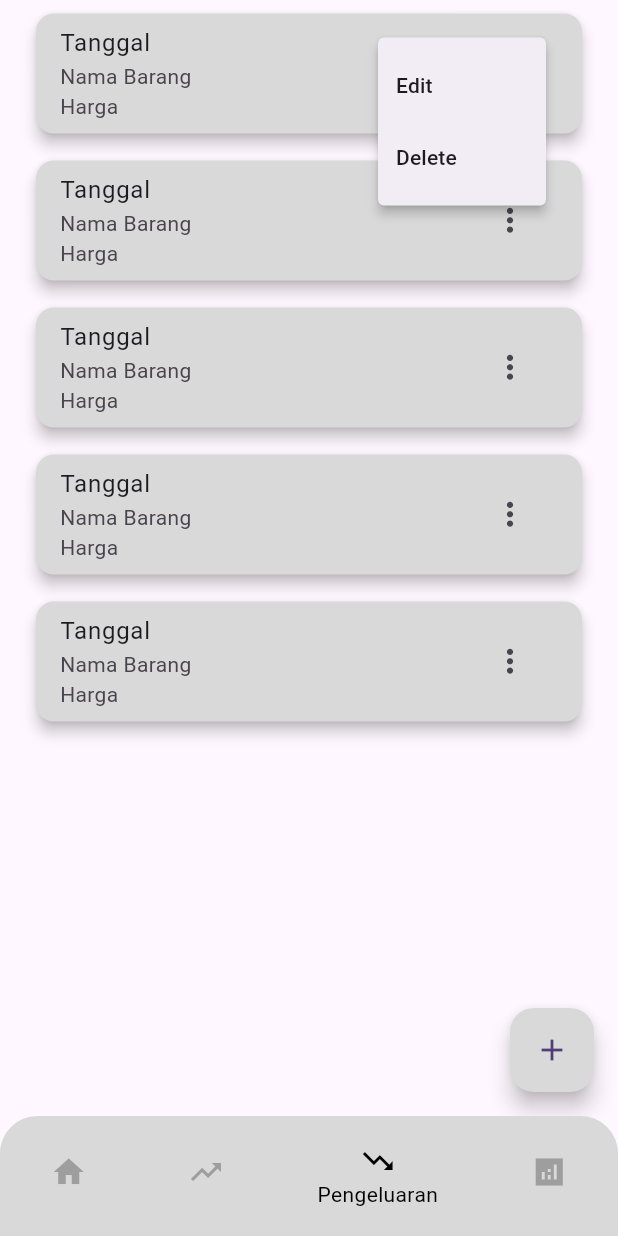
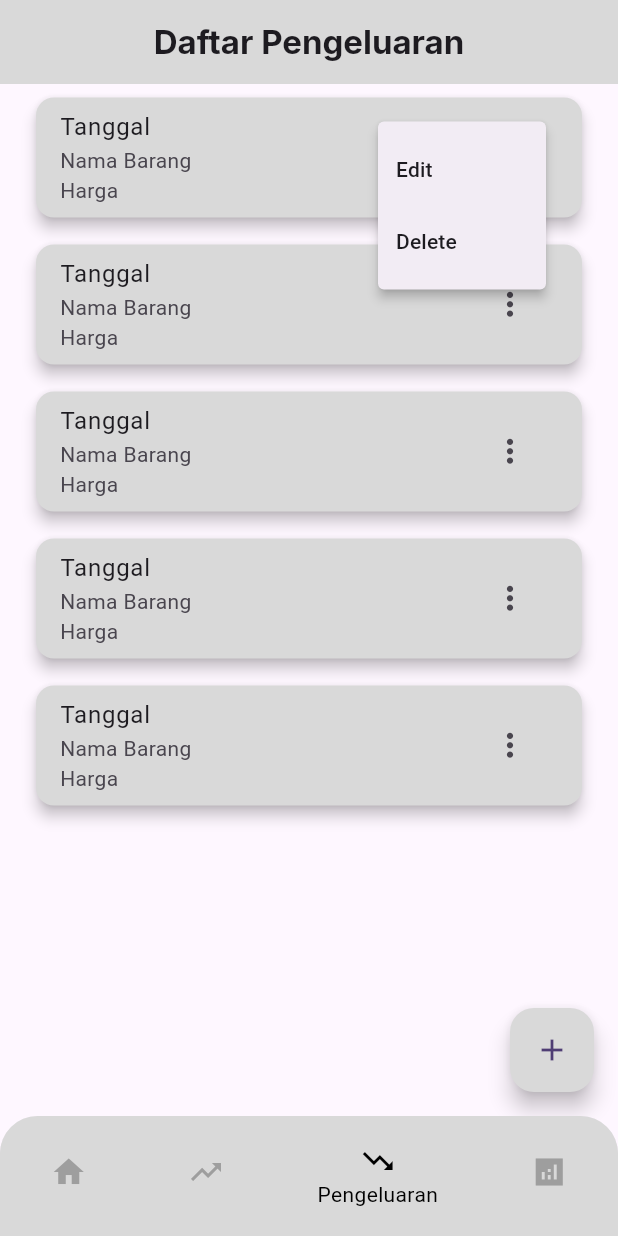
Before and after one commit to prgtyfzh/063_RedlenShoesCleaning, a Flutter app: the DashboardAdmin screen opened directly, item 3 of the bottom bar chosen, after a tap on the "more vert" icon, on a phone screen of 412 x 824 dp. Run offline on Flutter 3.47's test engine with Material 2 defaults, Android fonts, the phone set to English and light mode, and no system bars; our stand-ins replace cloud_firestore, firebase_auth, firebase_core, google_fonts; accounts and stored records are empty.

Commit message:
membuat tampilan pengeluaran

```diff
--- a/lib/view/admin/dashboardadmin.dart
+++ b/lib/view/admin/dashboardadmin.dart
@@ -1,5 +1,6 @@
 import 'package:flutter/material.dart';
 import 'package:redlenshoescleaning/view/admin/pengeluaran/createpengeluaran.dart';
+import 'package:redlenshoescleaning/view/admin/pengeluaran/pengeluaran.dart';
 import 'package:redlenshoescleaning/view/admin/pengeluaran/updatepengeluaran.dart';
 import 'package:redlenshoescleaning/view/admin/treatment/treatment.dart';
 
@@ -181,87 +182,7 @@ class _DashboardAdminState extends State<DashboardAdmin> {
         );
 
       case 2:
-        return Scaffold(
-          body: Column(
-            children: [
-              Expanded(
-                child: ListView.builder(
-                  itemCount: 5,
-                  itemBuilder: (context, index) {
-                    return Padding(
-                      padding: const EdgeInsets.symmetric(
-                        vertical: 5.0,
-                        horizontal: 20.0,
-                      ),
-                      child: Card(
-                        color: const Color(0xFFD9D9D9),
-                        elevation: 4,
-                        child: ListTile(
-                          title: const Text('Tanggal'),
-                          subtitle: const Column(
-                            crossAxisAlignment: CrossAxisAlignment.start,
-                            children: [
-                              Text('Nama Barang'),
-                              Text('Harga'),
-                            ],
-                          ),
-                          trailing: PopupMenuButton<String>(
-                            icon: const Icon(
-                              Icons.more_vert,
-                              size: 25,
-                            ),
-                            onSelected: (value) {
-                              if (value == 'edit') {
-                                Navigator.push(
-                                  context,
-                                  MaterialPageRoute(
-                                    builder: (context) =>
-                                        const UpdatePengeluaran(
-                                            // id: data[index]['id'],
-                                            // name: data[index]['name'],
-                                            // phone: data[index]['phone'],
-                                            // email: data[index]['email'],
-                                            // address: data[index]['address'],
-                                            ),
-                                  ),
-                                );
-                              } else if (value == 'delete') {
-                                // Handle delete action
-                                // ...
-                              }
-                            },
-                            itemBuilder: (context) => [
-                              const PopupMenuItem(
-                                value: 'edit',
-                                child: Text('Edit'),
-                              ),
-                              const PopupMenuItem(
-                                value: 'delete',
-                                child: Text('Delete'),
-                              ),
-                            ],
-                          ),
-                        ),
-                      ),
-                    );
-                  },
-                ),
-              ),
-            ],
-          ),
-          floatingActionButton: FloatingActionButton(
-            onPressed: () {
-              Navigator.push(
-                context,
-                MaterialPageRoute(
-                  builder: (context) => const CreatePengeluaran(),
-                ),
-              );
-            },
-            backgroundColor: const Color(0xFFD9D9D9),
-            child: const Icon(Icons.add),
-          ),
-        );
+        return const Pengeluaran();
       case 3:
         return const Treatment();
       default:
--- /dev/null
+++ b/lib/view/admin/pengeluaran/pengeluaran.dart
@@ -0,0 +1,109 @@
+import 'package:flutter/material.dart';
+import 'package:google_fonts/google_fonts.dart';
+import 'package:redlenshoescleaning/view/admin/pengeluaran/updatepengeluaran.dart';
+
+import 'createpengeluaran.dart';
+
+class Pengeluaran extends StatefulWidget {
+  const Pengeluaran({super.key});
+
+  @override
+  State<Pengeluaran> createState() => _PengeluaranState();
+}
+
+class _PengeluaranState extends State<Pengeluaran> {
+  @override
+  Widget build(BuildContext context) {
+    return Scaffold(
+      appBar: AppBar(
+        automaticallyImplyLeading: false,
+        backgroundColor: const Color(0xFFD9D9D9),
+        centerTitle: true,
+        title: Text(
+          'Daftar Pengeluaran',
+          style: GoogleFonts.inter(
+            fontWeight: FontWeight.bold,
+          ),
+        ),
+      ),
+      body: Column(
+        children: [
+          Expanded(
+            child: ListView.builder(
+              itemCount: 5,
+              itemBuilder: (context, index) {
+                return Padding(
+                  padding: const EdgeInsets.symmetric(
+                    vertical: 5.0,
+                    horizontal: 20.0,
+                  ),
+                  child: Card(
+                    color: const Color(0xFFD9D9D9),
+                    elevation: 4,
+                    child: ListTile(
+                      title: const Text('Tanggal'),
+                      subtitle: const Column(
+                        crossAxisAlignment: CrossAxisAlignment.start,
+                        children: [
+                          Text('Nama Barang'),
+                          Text('Harga'),
+                        ],
+                      ),
+                      trailing: PopupMenuButton<String>(
+                        icon: const Icon(
+                          Icons.more_vert,
+                          size: 25,
+                        ),
+                        onSelected: (value) {
+                          if (value == 'edit') {
+                            Navigator.push(
+                              context,
+                              MaterialPageRoute(
+                                builder: (context) => const UpdatePengeluaran(
+                                    // id: data[index]['id'],
+                                    // name: data[index]['name'],
+                                    // phone: data[index]['phone'],
+                                    // email: data[index]['email'],
+                                    // address: data[index]['address'],
+                                    ),
+                              ),
+                            );
+                          } else if (value == 'delete') {
+                            // Handle delete action
+                            // ...
+                          }
+                        },
+                        itemBuilder: (context) => [
+                          const PopupMenuItem(
+                            value: 'edit',
+                            child: Text('Edit'),
+                          ),
+                          const PopupMenuItem(
+                            value: 'delete',
+                            child: Text('Delete'),
+                          ),
+                        ],
+                      ),
+                    ),
+                  ),
+                );
+              },
+            ),
+          ),
+        ],
+      ),
+      floatingActionButton: FloatingActionButton(
+        onPressed: () {
+          Navigator.push(
+            context,
+            MaterialPageRoute(
+              builder: (context) => const CreatePengeluaran(),
+            ),
+          );
+        },
+        backgroundColor: const Color(0xFFD9D9D9),
+        child: const Icon(Icons.add),
+      ),
+    );
+  }
+}
```
Also changed, not shown: lib/view/admin/pengeluaran/createpengeluaran.dart (+14 -1 lines), lib/view/admin/pengeluaran/updatepengeluaran.dart (+14 -1 lines).
